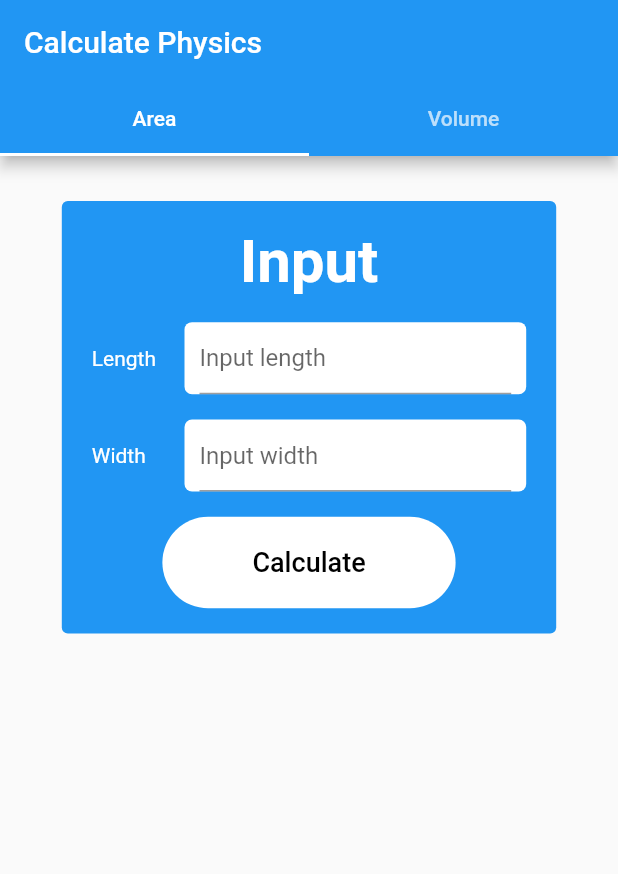
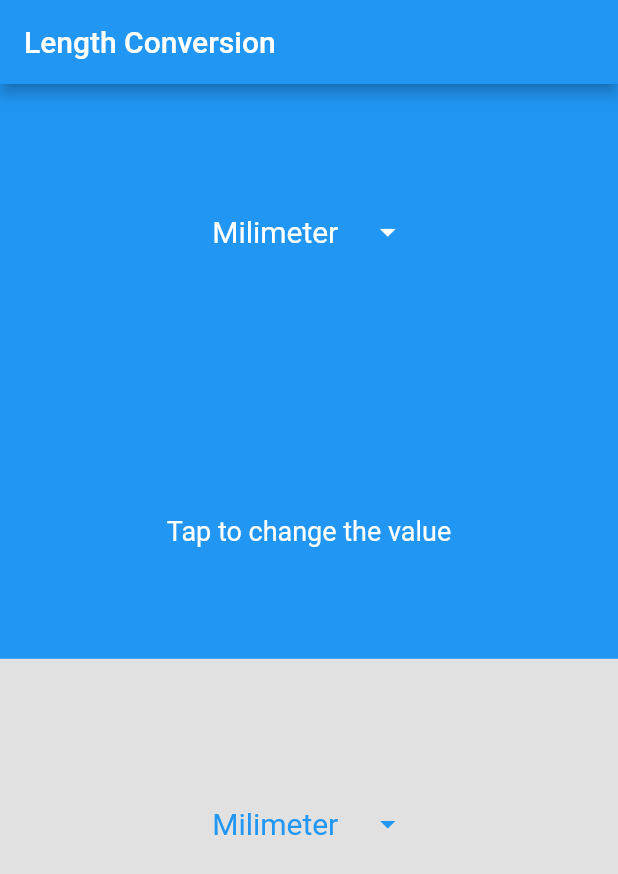
Before and after one commit to iwandepe/physics-app-flutter, a Flutter app: the screen it shows after launch, on a phone screen of 412 x 824 dp. Shown: the top 874 px of the screen. Run offline on Flutter 3.47's test engine with Material 2 defaults, Android fonts, the phone set to English and light mode, and no system bars.

Commit message:
new page - layout for conversion page

```diff
--- /dev/null
+++ b/lib/conversion.dart
@@ -0,0 +1,154 @@
+import 'package:flutter/material.dart';
+
+class ConversionPage extends StatefulWidget {
+  @override
+  _ConversionPageState createState() => _ConversionPageState();
+}
+
+class _ConversionPageState extends State<ConversionPage> {
+  List _listUnitOfLength = [
+    'Milimeter',
+    'Centimeter',
+    'Decimeter',
+    'Meter',
+    'Dekameter',
+    'Hectometer',
+    'Kilometer',
+  ];
+  String _dropDownValue = 'Milimeter';
+
+  TextEditingController _unitOflengthController = new TextEditingController();
+  TextEditingController _unitOflengthConversionController =
+      new TextEditingController();
+
+  FocusNode _textFocus;
+
+  @override
+  void initState() {
+    super.initState();
+
+    _textFocus = FocusNode();
+  }
+
+  @override
+  void dispose() {
+    _textFocus.dispose();
+
+    super.dispose();
+  }
+
+  @override
+  Widget build(BuildContext context) {
+    return Scaffold(
+      appBar: AppBar(
+        title: Text('Length Conversion'),
+      ),
+      body: Center(
+        child: Column(
+          children: [
+            Container(
+              color: Colors.blue,
+              height: MediaQuery.of(context).size.height / 2.15,
+              width: double.infinity,
+              child: Column(
+                mainAxisAlignment: MainAxisAlignment.center,
+                children: [
+                  DropdownButtonHideUnderline(
+                    child: DropdownButton(
+                      dropdownColor: Colors.black,
+                      value: _dropDownValue,
+                      style: TextStyle(color: Colors.white, fontSize: 20),
+                      icon: Icon(Icons.arrow_drop_down_sharp),
+                      iconEnabledColor: Colors.white,
+                      onChanged: (value) {
+                        setState(() {
+                          _dropDownValue = value;
+                        });
+                      },
+                      items: _listUnitOfLength.map((value) {
+                        return DropdownMenuItem(
+                          value: value,
+                          child: Text(value),
+                        );
+                      }).toList(),
+                    ),
+                  ),
+                  Container(
+                    child: TextFormField(
+                      focusNode: _textFocus,
+                      textAlign: TextAlign.center,
+                      decoration: InputDecoration(border: InputBorder.none),
+                      cursorColor: Colors.white,
+                      style: TextStyle(
+                        color: Colors.white,
+                        fontWeight: FontWeight.bold,
+                        fontSize: 120,
+                      ),
+                    ),
+                  ),
+                  InkWell(
+                    child: Text(
+                      'Tap to change the value',
+                      style: TextStyle(color: Colors.white, fontSize: 18),
+                    ),
+                    onTap: () => _textFocus.requestFocus(),
+                  ),
+                ],
+              ),
+            ),
+            Expanded(
+              child: Container(
+                color: Color(0xDDDDDDDDD),
+                child: Column(
+                  mainAxisAlignment: MainAxisAlignment.center,
+                  children: [
+                    DropdownButtonHideUnderline(
+                      child: DropdownButton(
+                        dropdownColor: Colors.white,
+                        value: _dropDownValue,
+                        style: TextStyle(color: Colors.blue, fontSize: 20),
+                        icon: Icon(Icons.arrow_drop_down_sharp),
+                        iconEnabledColor: Colors.blue,
+                        onChanged: (value) {
+                          setState(() {
+                            _dropDownValue = value;
+                          });
+                        },
+                        items: _listUnitOfLength.map((value) {
+                          return DropdownMenuItem(
+                            value: value,
+                            child: Text(value),
+                          );
+                        }).toList(),
+                      ),
+                    ),
+                    Container(
+                      child: TextFormField(
+                        focusNode: _textFocus,
+                        textAlign: TextAlign.center,
+                        decoration: InputDecoration(border: InputBorder.none),
+                        cursorColor: Colors.blue,
+                        style: TextStyle(
+                          color: Colors.blue,
+                          fontWeight: FontWeight.bold,
+                          fontSize: 120,
+                        ),
+                      ),
+                    ),
+                    // InkWell(
+                    //   child: Text(
+                    //     'Tap to change the value',
+                    //     style: TextStyle(color: Colors.blue, fontSize: 18),
+                    //   ),
+                      // onTap: () => _textFocus.requestFocus(),
+                    // ),
+                  ],
+                ),
+              ),
+            ),
+          ],
+        ),
+      ),
+    );
+  }
+}
--- a/lib/dashboard.dart
+++ b/lib/dashboard.dart
@@ -2,7 +2,7 @@ import 'package:flutter/material.dart';
 import 'package:physics_app/inputvolume.dart';
 
 import './result.dart';
-import './input.dart';
+import './inputarea.dart';
 
 class PhysicsPage extends StatefulWidget {
   @override
--- a/lib/main.dart
+++ b/lib/main.dart
@@ -1,6 +1,7 @@
 import 'package:flutter/material.dart';
 import './login.dart';
-import './dashboard.dart';
+// import './dashboard.dart';
+import './conversion.dart';
 
 void main() {
   runApp(MyApp());
@@ -17,7 +18,8 @@ class MyApp extends StatelessWidget {
       ),
       // home: HomePage(),
       // home: Login(),
-      home: PhysicsPage(),
+      // home: PhysicsPage(),
+      home: ConversionPage(),
     );
   }
 }
```
Also changed, not shown: lib/inputarea.dart (renamed from lib/input.dart).
